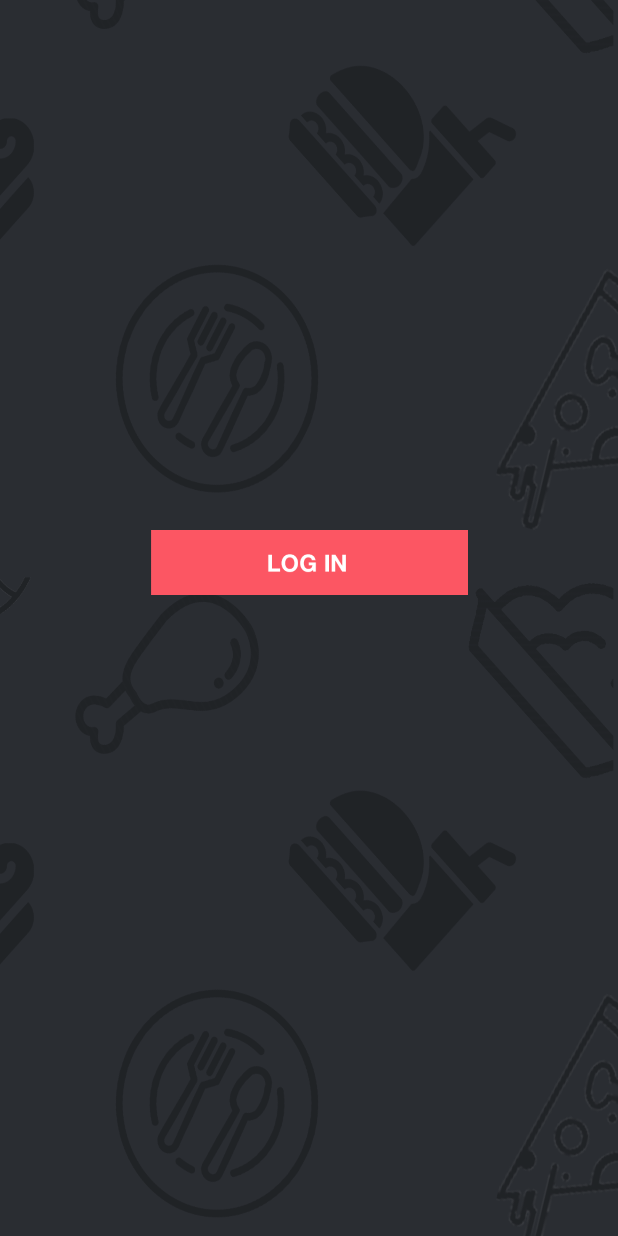
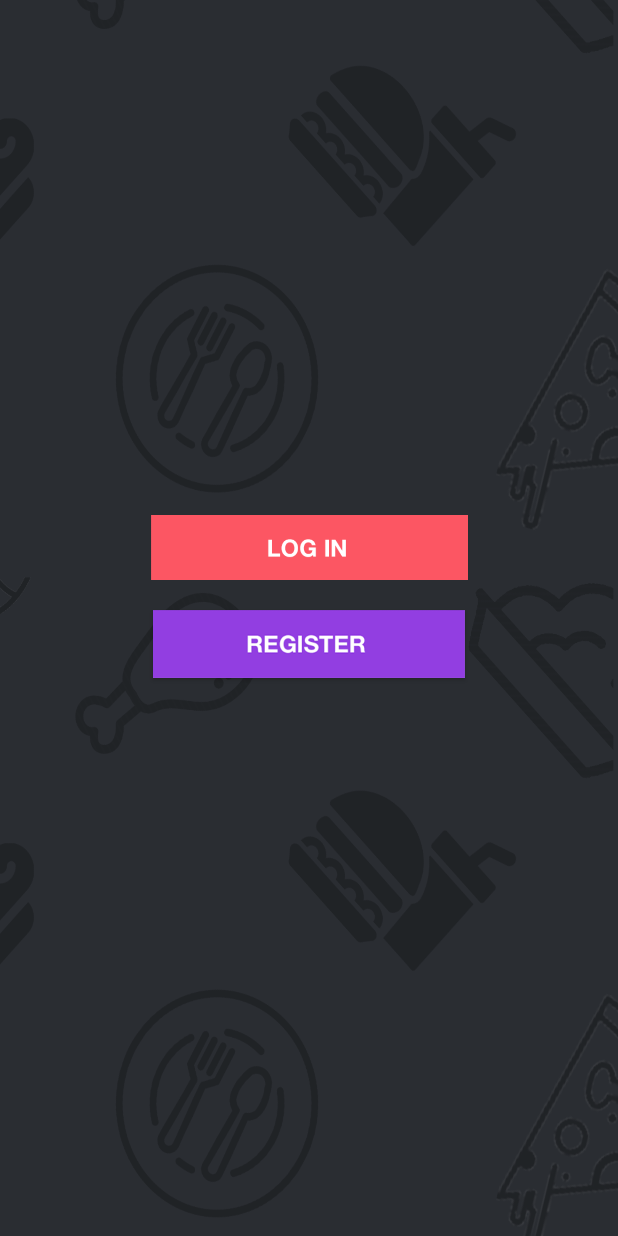
Before and after one commit to mantasruigys3000/Plate-Prep, an Android app: the screen it shows after launch (MainActivity), on a phone screen of 412 x 824 dp. Run offline under Robolectric (Android 15) with nearby library versions, the phone set to English and light mode, and no system bars; our stand-ins replace Volley.

Commit message:
register

```diff
--- a/app/src/main/res/layout/activity_main.xml
+++ b/app/src/main/res/layout/activity_main.xml
@@ -19,5 +19,16 @@
         app:layout_constraintHorizontal_bias="0.5"
         app:layout_constraintStart_toStartOf="parent"
         app:layout_constraintTop_toTopOf="parent"
-        app:layout_constraintVertical_bias="0.453" />
+        app:layout_constraintVertical_bias="0.44" />
+
+    <Button
+        android:id="@+id/button4"
+        android:layout_width="208dp"
+        android:layout_height="45dp"
+        android:layout_marginTop="20dp"
+        android:background="@drawable/registerbtn"
+        app:layout_constraintEnd_toEndOf="parent"
+        app:layout_constraintHorizontal_bias="0.5"
+        app:layout_constraintStart_toStartOf="parent"
+        app:layout_constraintTop_toBottomOf="@+id/button" />
 </androidx.constraintlayout.widget.ConstraintLayout>
```
